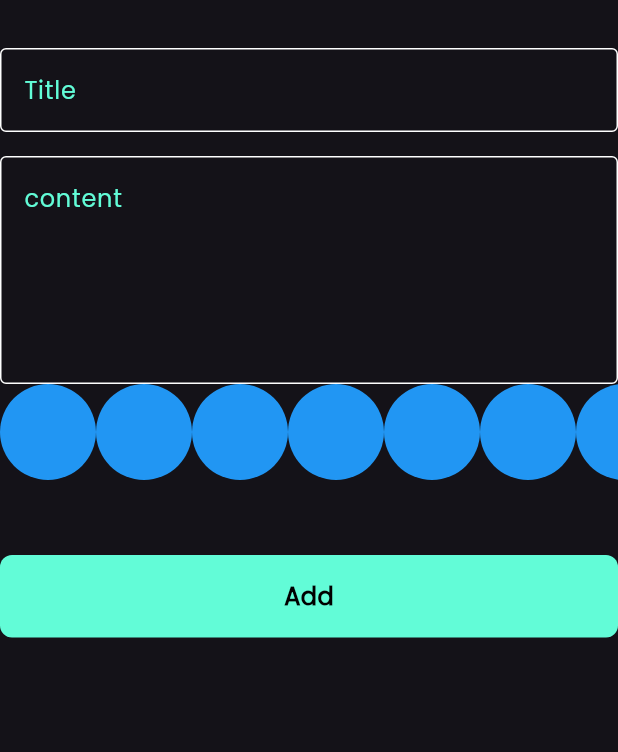
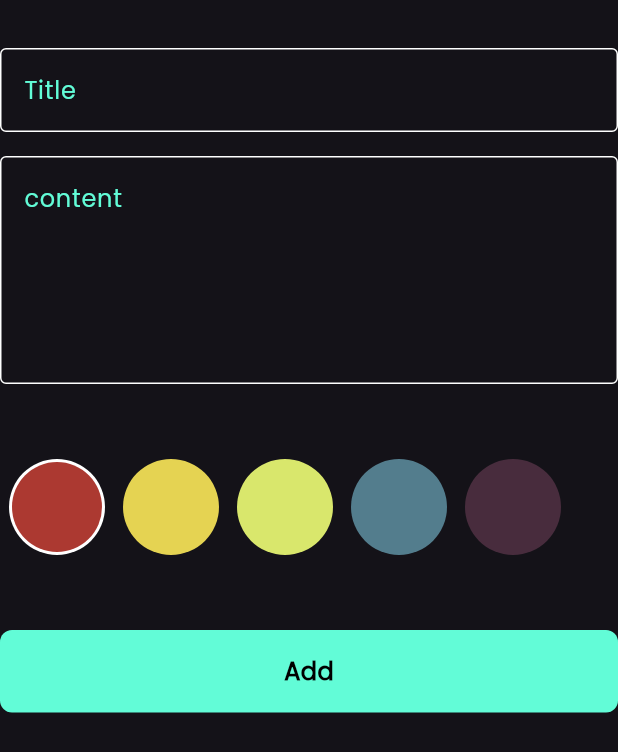
Before and after one commit to kapoallaa/notes_app, a Flutter app: the AddNoteFormState widget shown alone on an empty page, opened directly, on a phone screen of 412 x 824 dp. Shown: the top 752 px of the screen. Run offline on Flutter 3.47's test engine with Material 3 defaults, Android fonts, the phone set to English and light mode, and no system bars; our stand-ins replace bloc, flutter_bloc, font_awesome_flutter, hive, hive_flutter; accounts and stored records are empty.

Commit message:
creat colors list view done

```diff
--- a/lib/views/widgets/add_note_form.dart
+++ b/lib/views/widgets/add_note_form.dart
@@ -49,6 +49,9 @@ class _AddNoteFormStateState extends State<AddNoteFormState> {
             hint: 'content',
             maxLines: 5,
           ),
+          const SizedBox(
+            height: 50,
+          ),
           const COlorsListView(),
           const SizedBox(
             height: 50,
--- a/lib/views/widgets/color_list_view.dart
+++ b/lib/views/widgets/color_list_view.dart
@@ -1,29 +1,66 @@
 import 'package:flutter/material.dart';
 
 class ColorItem extends StatelessWidget {
-  const ColorItem({super.key});
+  const ColorItem({super.key, required this.isActive, required this.color});
 
+  final bool isActive;
+  final Color color;
   @override
   Widget build(BuildContext context) {
-    return const CircleAvatar(
-      radius: 32,
-      backgroundColor: Colors.blue,
-    );
+    return isActive
+        ? CircleAvatar(
+            radius: 32,
+            backgroundColor: Colors.white,
+            child: CircleAvatar(
+              radius: 30,
+              backgroundColor: color,
+            ),
+          )
+        : CircleAvatar(
+            radius: 32,
+            backgroundColor: color,
+          );
   }
 }
 
-class COlorsListView extends StatelessWidget {
+class COlorsListView extends StatefulWidget {
   const COlorsListView({super.key});
 
   @override
+  State<COlorsListView> createState() => _COlorsListViewState();
+}
+
+int currentIndex = 0;
+
+class _COlorsListViewState extends State<COlorsListView> {
+  @override
+  List<Color> colors = const [
+    Color(0xffAC3931),
+    Color(0xffE5D352),
+    Color(0xffD9E76C),
+    Color(0xff537D8D),
+    Color(0xff482C3D),
+  ];
   Widget build(BuildContext context) {
     return SizedBox(
       height: 32 * 2,
       child: ListView.builder(
         scrollDirection: Axis.horizontal,
-        itemCount: 10,
+        itemCount: colors.length,
         itemBuilder: (context, index) {
-          return const ColorItem();
+          return Padding(
+            padding: const EdgeInsets.symmetric(horizontal: 6),
+            child: GestureDetector(
+              onTap: () {
+                currentIndex = index;
+                setState(() {});
+              },
+              child: ColorItem(
+                color: colors[index],
+                isActive: currentIndex == index,
+              ),
+            ),
+          );
         },
       ),
     );
```
